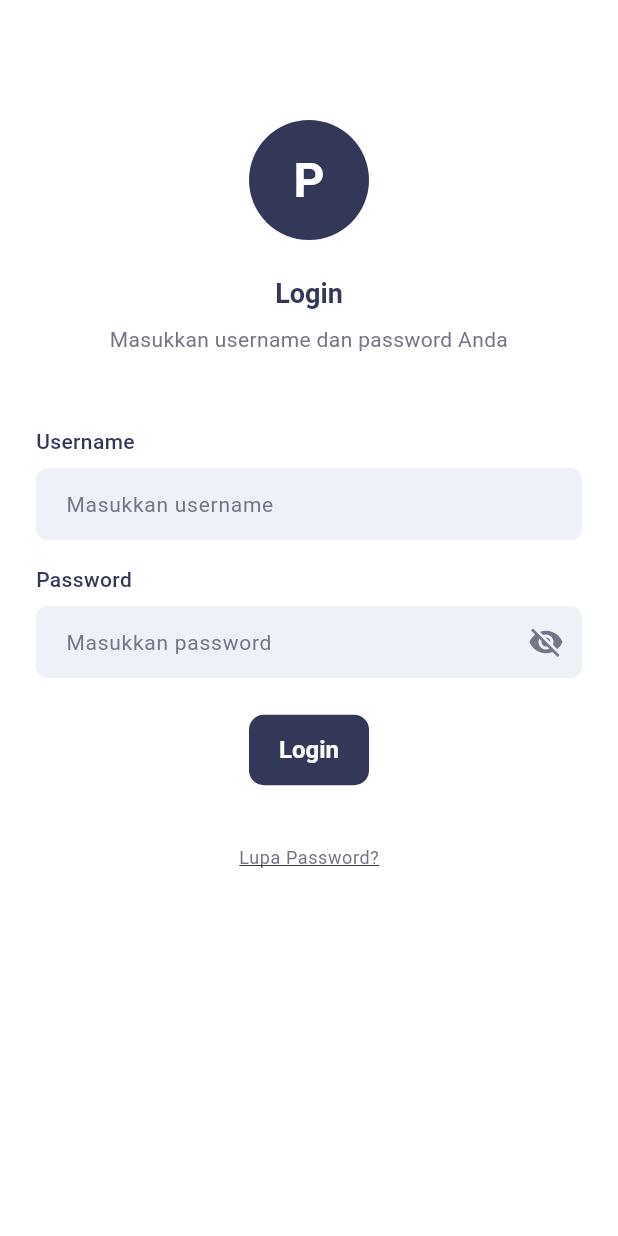
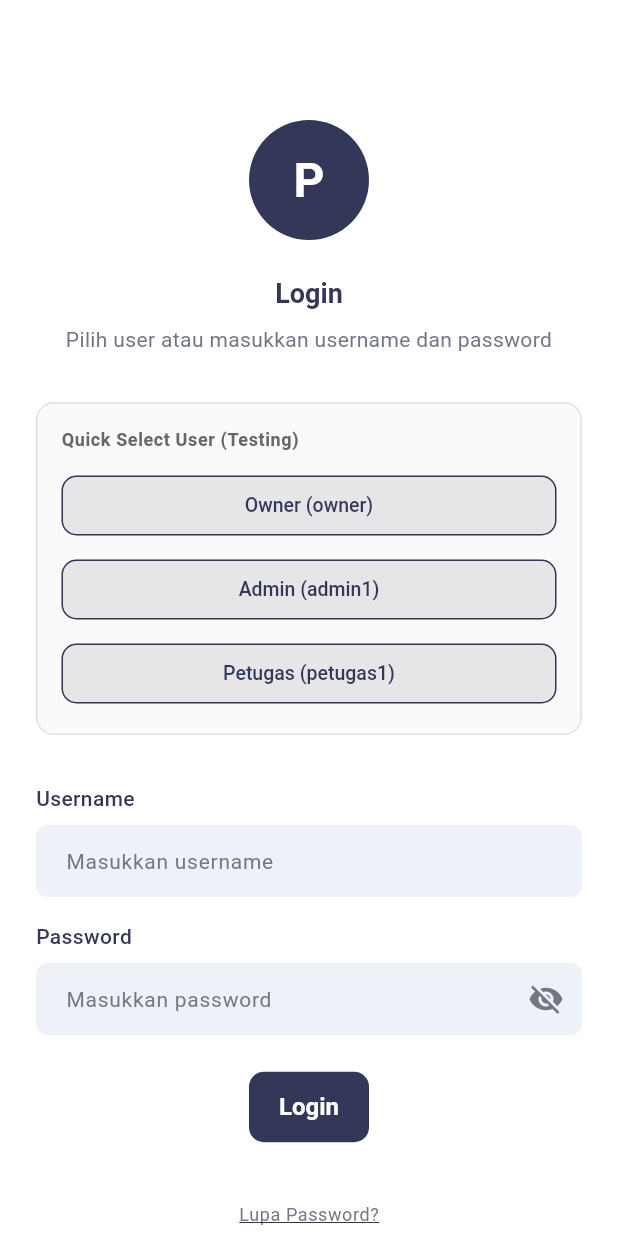
Before and after one commit to abimanyupewe/module_parking_app, a Flutter app: the screen it shows after launch, after a tap on "Lewati", on a phone screen of 412 x 824 dp. Run offline on Flutter 3.47's test engine with Material 3 defaults, Android fonts, the phone set to English and light mode, and no system bars; our stand-ins replace shared_preferences, sqflite; missing offline and left inert: bcrypt; accounts and stored records are empty.

Commit message:
feat: Add multi-user quick select on login page
- Add 3 default users for testing: owner, admin1, petugas1
  All have password: 123456

- Update database schema to insert 3 users on first run
- Update database_helper.dart to insert Owner, Admin, Petugas users
- Add quick select buttons on login page for easy testing
  * Click Owner button to auto-fill owner credentials
  * Click Admin button to auto-fill admin1 credentials
  * Click Petugas button to auto-fill petugas1 credentials

- Add missing colors to AppColors (border, surface, textSecondary)
- Recreate parking_app.db with 3 users

Users for testing:
- owner / 123456 (role: Owner)
- admin1 / 123456 (role: Admin)
- petugas1 / 123456 (role: Petugas)

```diff
--- a/lib/config/colors.dart
+++ b/lib/config/colors.dart
@@ -12,6 +12,9 @@ class AppColors {
   static const Color black = Color(0xFF000000);
   static const Color inactive = Color(0xFF737686);
   static const Color background = Color(0xFFFFFFFF);
+  static const Color border = Color(0xFFE0E0E0);
+  static const Color surface = Color(0xFFFAFAFA);
+  static const Color textSecondary = Color(0xFF666666);
 
   // Status Colors
   static const Color success = Color(0xFF4CAF50);
--- a/lib/features/auth/pages/login_page.dart
+++ b/lib/features/auth/pages/login_page.dart
@@ -87,9 +87,56 @@ class _LoginPageState extends State<LoginPage> {
               const SizedBox(height: 40),
               const AuthHeaderWidget(
                 title: 'Login',
-                subtitle: 'Masukkan username dan password Anda',
+                subtitle: 'Pilih user atau masukkan username dan password',
               ),
-              const SizedBox(height: 48),
+              const SizedBox(height: 32),
+
+              // Quick Select User Buttons (untuk testing)
+              Container(
+                decoration: BoxDecoration(
+                  border: Border.all(color: AppColors.border),
+                  borderRadius: BorderRadius.circular(12),
+                  color: AppColors.surface,
+                ),
+                padding: const EdgeInsets.all(16),
+                child: Column(
+                  crossAxisAlignment: CrossAxisAlignment.start,
+                  children: [
+                    Text(
+                      'Quick Select User (Testing)',
+                      style: Theme.of(context).textTheme.bodySmall?.copyWith(
+                        fontWeight: FontWeight.w600,
+                        color: AppColors.textSecondary,
+                      ),
+                    ),
+                    const SizedBox(height: 12),
+                    // Owner Button
+                    _buildQuickSelectButton(
+                      context,
+                      label: 'Owner',
+                      username: 'owner',
+                      onPressed: () => _handleLogin('owner', '123456'),
+                    ),
+                    const SizedBox(height: 8),
+                    // Admin Button
+                    _buildQuickSelectButton(
+                      context,
+                      label: 'Admin',
+                      username: 'admin1',
+                      onPressed: () => _handleLogin('admin1', '123456'),
+                    ),
+                    const SizedBox(height: 8),
+                    // Petugas Button
+                    _buildQuickSelectButton(
+                      context,
+                      label: 'Petugas',
+                      username: 'petugas1',
+                      onPressed: () => _handleLogin('petugas1', '123456'),
+                    ),
+                  ],
+                ),
+              ),
+              const SizedBox(height: 32),
 
               // Form
               LoginFormWidget(
@@ -123,4 +170,29 @@ class _LoginPageState extends State<LoginPage> {
       ),
     );
   }
+
+  /// Build quick select button
+  Widget _buildQuickSelectButton(
+    BuildContext context, {
+    required String label,
+    required String username,
+    required VoidCallback onPressed,
+  }) {
+    return SizedBox(
+      width: double.infinity,
+      child: ElevatedButton(
+        onPressed: _isLoading ? null : onPressed,
+        style: ElevatedButton.styleFrom(
+          backgroundColor: AppColors.primary.withOpacity(0.1),
+          foregroundColor: AppColors.primary,
+          padding: const EdgeInsets.symmetric(vertical: 10),
+          side: BorderSide(color: AppColors.primary),
+        ),
+        child: Text(
+          '$label ($username)',
+          style: const TextStyle(fontSize: 13, fontWeight: FontWeight.w500),
+        ),
+      ),
+    );
+  }
 }
```
Also changed, not shown: lib/services/database_helper.dart (+32 -5 lines), 2 other files.
